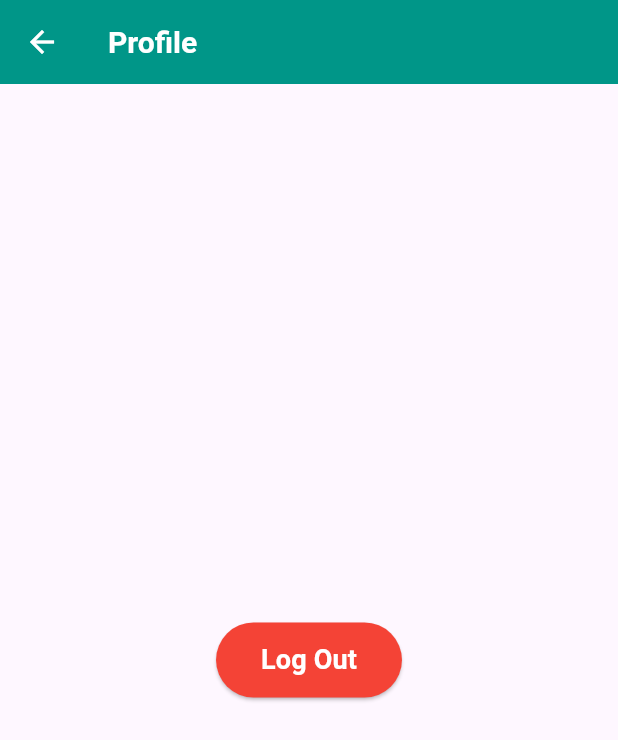
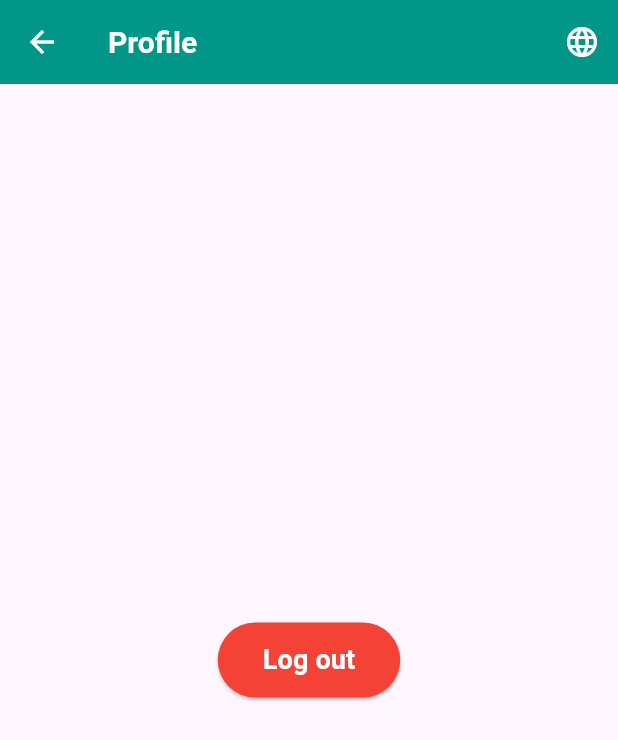
Before and after one commit to poksyy/travel-app-dart, a Flutter app: the ProfileScreen screen opened directly, on a phone screen of 412 x 824 dp. Shown: the top 740 px of the screen. Run offline on Flutter 3.47's test engine with Material 3 defaults, Android fonts, the phone set to English and light mode, and no system bars.

Commit message:
REFACTOR(Language): Added localization to profile screen.

```diff
--- a/lib/l10n/app_ca.arb
+++ b/lib/l10n/app_ca.arb
@@ -39,5 +39,6 @@
   "manilaDescription": "Manila, la capital de Filipines, és una ciutat bulliciosa coneguda per la seva rica història i cultura vibrant.",
   "quebecDescription": "Quebec és una província de parla francesa al Canadà, famosa per la seva impressionant arquitectura i els festivals d'hivern.",
   "marDelPlataDescription": "Mar del Plata és una ciutat turística a l'Argentina coneguda per les seves platges, pesca i vida nocturna animada.",
-  "barcelonaDescription": "Barcelona, una ciutat a Espanya, és coneguda pel seu art, arquitectura i la icònica Sagrada Família."
+  "barcelonaDescription": "Barcelona, una ciutat a Espanya, és coneguda pel seu art, arquitectura i la icònica Sagrada Família.",
+  "logout" : "Tancar la sessió"
 }
--- a/lib/l10n/app_en.arb
+++ b/lib/l10n/app_en.arb
@@ -39,5 +39,6 @@
   "manilaDescription": "Manila, the capital of the Philippines, is a bustling metropolis known for its rich history and vibrant culture.",
   "quebecDescription": "Quebec is a French-speaking province in Canada, famous for its stunning architecture and winter festivals.",
   "marDelPlataDescription": "Mar del Plata is a resort city in Argentina known for its beaches, fishing, and lively nightlife.",
-  "barcelonaDescription": "Barcelona, a city in Spain, is renowned for its art, architecture, and the iconic Sagrada Familia."
+  "barcelonaDescription": "Barcelona, a city in Spain, is renowned for its art, architecture, and the iconic Sagrada Familia.",
+  "logout" : "Log out"
 }
--- a/lib/l10n/app_es.arb
+++ b/lib/l10n/app_es.arb
@@ -39,5 +39,6 @@
   "manilaDescription": "Manila, la capital de Filipinas, es una ciudad bulliciosa conocida por su rica historia y cultura vibrante.",
   "quebecDescription": "Quebec es una provincia de habla francesa en Canadá, famosa por su impresionante arquitectura y festivales de invierno.",
   "marDelPlataDescription": "Mar del Plata es una ciudad turística en Argentina conocida por sus playas, pesca y vida nocturna animada.",
-  "barcelonaDescription": "Barcelona, una ciudad en España, es famosa por su arte, arquitectura y la icónica Sagrada Familia."
+  "barcelonaDescription": "Barcelona, una ciudad en España, es famosa por su arte, arquitectura y la icónica Sagrada Familia.",
+  "logout" : "Cerrar sesión"
 }
--- a/lib/l10n/app_localizations.dart
+++ b/lib/l10n/app_localizations.dart
@@ -342,6 +342,12 @@ abstract class AppLocalizations {
   /// In en, this message translates to:
   /// **'Barcelona, a city in Spain, is renowned for its art, architecture, and the iconic Sagrada Familia.'**
   String get barcelonaDescription;
+
+  /// No description provided for @logout.
+  ///
+  /// In en, this message translates to:
+  /// **'Log out'**
+  String get logout;
 }
 
 class _AppLocalizationsDelegate extends LocalizationsDelegate<AppLocalizations> {
--- a/lib/l10n/app_localizations_ca.dart
+++ b/lib/l10n/app_localizations_ca.dart
@@ -128,4 +128,7 @@ class AppLocalizationsCa extends AppLocalizations {
 
   @override
   String get barcelonaDescription => 'Barcelona, una ciutat a Espanya, és coneguda pel seu art, arquitectura i la icònica Sagrada Família.';
+
+  @override
+  String get logout => 'Tancar la sessió';
 }
--- a/lib/l10n/app_localizations_en.dart
+++ b/lib/l10n/app_localizations_en.dart
@@ -128,4 +128,7 @@ class AppLocalizationsEn extends AppLocalizations {
 
   @override
   String get barcelonaDescription => 'Barcelona, a city in Spain, is renowned for its art, architecture, and the iconic Sagrada Familia.';
+
+  @override
+  String get logout => 'Log out';
 }
--- a/lib/l10n/app_localizations_es.dart
+++ b/lib/l10n/app_localizations_es.dart
@@ -128,4 +128,7 @@ class AppLocalizationsEs extends AppLocalizations {
 
   @override
   String get barcelonaDescription => 'Barcelona, una ciudad en España, es famosa por su arte, arquitectura y la icónica Sagrada Familia.';
+
+  @override
+  String get logout => 'Cerrar sesión';
 }
--- a/lib/screens/profile_screen.dart
+++ b/lib/screens/profile_screen.dart
@@ -1,4 +1,6 @@
 import 'package:flutter/material.dart';
+import 'package:form_and_list/l10n/app_localizations.dart';
+import 'package:form_and_list/widget/language_selector.dart';
 
 class ProfileScreen extends StatelessWidget {
   const ProfileScreen({super.key});
@@ -9,11 +11,14 @@ class ProfileScreen extends StatelessWidget {
 
   @override
   Widget build(BuildContext context) {
+    final localizations = AppLocalizations.of(context)!;
+
     return Scaffold(
       appBar: AppBar(
-        title: const Text("Profile"),
+        title: Text(localizations.profile),
         backgroundColor: Theme.of(context).primaryColor,
         foregroundColor: Theme.of(context).appBarTheme.foregroundColor,
+        actions: [LanguageSelector()],
       ),
       body: Center(
         child: ElevatedButton(
@@ -22,8 +27,8 @@ class ProfileScreen extends StatelessWidget {
             backgroundColor: Colors.red,
             padding: const EdgeInsets.symmetric(horizontal: 30, vertical: 12),
           ),
-          child: const Text(
-            "Log Out",
+          child: Text(
+            localizations.logout,
             style: TextStyle(fontSize: 18),
           ),
         ),
```
